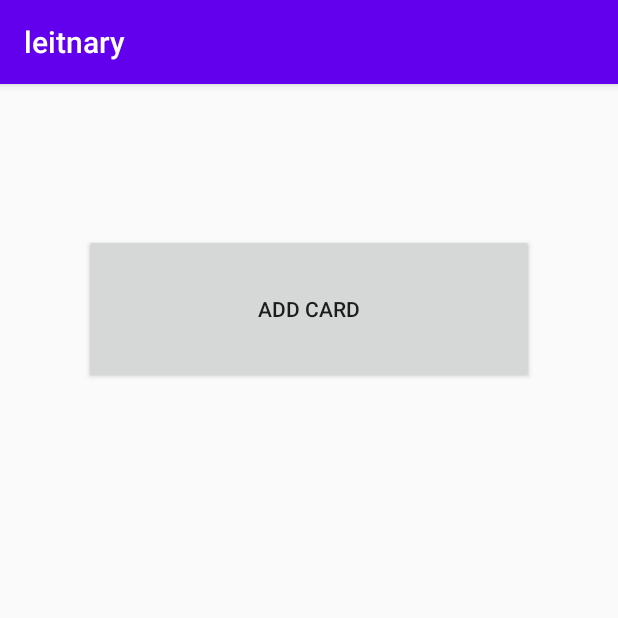
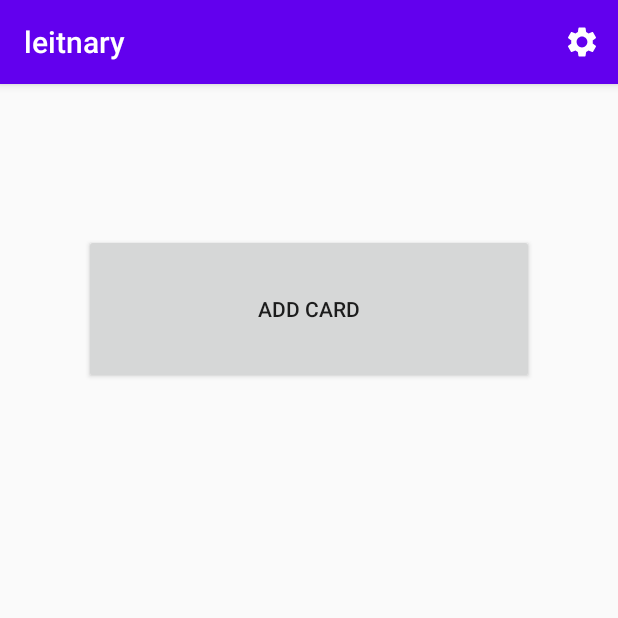
Before and after one commit to arshia2000/leitnary, an Android app: the screen it shows after launch (MainActivity), on a phone screen of 412 x 824 dp, the top half of it. Run offline under Robolectric (Android 15) with nearby library versions, the phone set to English and light mode, and no system bars.

Commit message:
setting sss

```diff
--- a/app/src/main/java/com/avmhl/leitnary/MainActivity.java
+++ b/app/src/main/java/com/avmhl/leitnary/MainActivity.java
@@ -1,9 +1,12 @@
 package com.avmhl.leitnary;
 
+import androidx.annotation.NonNull;
 import androidx.appcompat.app.AppCompatActivity;
 
 import android.content.Intent;
 import android.os.Bundle;
+import android.view.Menu;
+import android.view.MenuItem;
 import android.view.View;
 import android.widget.Button;
 import android.widget.Toast;
@@ -11,30 +14,55 @@ import android.widget.Toast;
 import com.avmhl.leitnary.database.CardsDbHelper;
 import com.avmhl.leitnary.entity.Card;
 import com.avmhl.leitnary.ui.AddCard;
+import com.avmhl.leitnary.ui.setting;
 
 public class MainActivity extends AppCompatActivity {
 
 
     Button addCardButton;
+
     @Override
     protected void onCreate(Bundle savedInstanceState) {
         super.onCreate(savedInstanceState);
         setContentView(R.layout.activity_main);
 
-     init();
+        init();
 
 
     }
 
-    private void init(){
-        addCardButton=findViewById(R.id.btn_addcard);
-        CardsDbHelper cardsDbHelper=new CardsDbHelper(MainActivity.this);
-       // cardsDbHelper.insert(new Card(0,"",""," ","fjfj","fjf","fhfj","","","","",""));
-        Toast.makeText(MainActivity.this,"job done",Toast.LENGTH_LONG).show();
+    private void init() {
+        addCardButton = findViewById(R.id.btn_addcard);
+        CardsDbHelper cardsDbHelper = new CardsDbHelper(MainActivity.this);
+        // cardsDbHelper.insert(new Card(0,"",""," ","fjfj","fjf","fhfj","","","","",""));
+        Toast.makeText(MainActivity.this, "job done", Toast.LENGTH_LONG).show();
     }
 
     public void addCardClick(View view) {
-        Intent intent=new Intent(MainActivity.this, AddCard.class);
+        Intent intent = new Intent(MainActivity.this, AddCard.class);
         startActivity(intent);
     }
-}
+
+
+    @Override
+    public boolean onCreateOptionsMenu(Menu menu) {
+        getMenuInflater().inflate(R.menu.menu, menu);
+        return super.onCreateOptionsMenu(menu);
+    }
+
+    @Override
+    public boolean onOptionsItemSelected(@NonNull MenuItem item) {
+
+        switch (item.getItemId()) {
+            case R.id.order_badge: {
+                Intent intent = new Intent(MainActivity.this, setting.class);
+                startActivity(intent);
+                break;
+            }
+
+        }
+            return super.onOptionsItemSelected(item);
+        }
+
+
+    }
--- a/app/src/main/java/com/avmhl/leitnary/view/SplashView.java
+++ b/app/src/main/java/com/avmhl/leitnary/view/SplashView.java
@@ -51,7 +51,7 @@ public class SplashView extends View {
 
         Paint paint = new Paint();
 
-        Bitmap bitmap = BitmapFactory.decodeResource(getResources(), R.drawable.digicala_icon);
+        Bitmap bitmap = BitmapFactory.decodeResource(getResources(), R.drawable.fg);
         int image_width = bitmap.getWidth();
         int image_height = bitmap.getHeight();
 
--- /dev/null
+++ b/app/src/main/res/drawable/ic_baseline_build_24.xml
@@ -0,0 +1,5 @@
+<vector android:height="24dp" android:tint="#DDBF02"
+    android:viewportHeight="24" android:viewportWidth="24"
+    android:width="24dp" xmlns:android="http://schemas.android.com/apk/res/android">
+    <path android:fillColor="@android:color/white" android:pathData="M22.7,19l-9.1,-9.1c0.9,-2.3 0.4,-5 -1.5,-6.9 -2,-2 -5,-2.4 -7.4,-1.3L9,6 6,9 1.6,4.7C0.4,7.1 0.9,10.1 2.9,12.1c1.9,1.9 4.6,2.4 6.9,1.5l9.1,9.1c0.4,0.4 1,0.4 1.4,0l2.3,-2.3c0.5,-0.4 0.5,-1.1 0.1,-1.4z"/>
+</vector>
--- /dev/null
+++ b/app/src/main/res/drawable/ic_baseline_settings_24.xml
@@ -0,0 +1,10 @@
+<vector xmlns:android="http://schemas.android.com/apk/res/android"
+    android:width="24dp"
+    android:height="24dp"
+    android:viewportWidth="24"
+    android:viewportHeight="24"
+    android:tint="?attr/colorControlNormal">
+  <path
+      android:fillColor="@android:color/white"
+      android:pathData="M19.14,12.94c0.04,-0.3 0.06,-0.61 0.06,-0.94c0,-0.32 -0.02,-0.64 -0.07,-0.94l2.03,-1.58c0.18,-0.14 0.23,-0.41 0.12,-0.61l-1.92,-3.32c-0.12,-0.22 -0.37,-0.29 -0.59,-0.22l-2.39,0.96c-0.5,-0.38 -1.03,-0.7 -1.62,-0.94L14.4,2.81c-0.04,-0.24 -0.24,-0.41 -0.48,-0.41h-3.84c-0.24,0 -0.43,0.17 -0.47,0.41L9.25,5.35C8.66,5.59 8.12,5.92 7.63,6.29L5.24,5.33c-0.22,-0.08 -0.47,0 -0.59,0.22L2.74,8.87C2.62,9.08 2.66,9.34 2.86,9.48l2.03,1.58C4.84,11.36 4.8,11.69 4.8,12s0.02,0.64 0.07,0.94l-2.03,1.58c-0.18,0.14 -0.23,0.41 -0.12,0.61l1.92,3.32c0.12,0.22 0.37,0.29 0.59,0.22l2.39,-0.96c0.5,0.38 1.03,0.7 1.62,0.94l0.36,2.54c0.05,0.24 0.24,0.41 0.48,0.41h3.84c0.24,0 0.44,-0.17 0.47,-0.41l0.36,-2.54c0.59,-0.24 1.13,-0.56 1.62,-0.94l2.39,0.96c0.22,0.08 0.47,0 0.59,-0.22l1.92,-3.32c0.12,-0.22 0.07,-0.47 -0.12,-0.61L19.14,12.94zM12,15.6c-1.98,0 -3.6,-1.62 -3.6,-3.6s1.62,-3.6 3.6,-3.6s3.6,1.62 3.6,3.6S13.98,15.6 12,15.6z"/>
+</vector>
--- /dev/null
+++ b/app/src/main/res/menu/menu.xml
@@ -0,0 +1,15 @@
+<?xml version="1.0" encoding="utf-8"?>
+<menu xmlns:android="http://schemas.android.com/apk/res/android"
+    xmlns:app="http://schemas.android.com/apk/res-auto">
+
+
+    <item
+        android:id="@+id/order_badge"
+        app:showAsAction="always"
+       android:icon="@drawable/ic_baseline_settings_24"
+        android:title="TODO" />
+
+
+
+
+</menu>
```
Also changed, not shown: app/src/main/java/com/avmhl/leitnary/ui/setting.java (added, +37 -0 lines), app/src/main/res/layout/setting.xml (added, +120 -0 lines), app/src/main/res/drawable-v24/fg.jpg (added), app/src/main/res/drawable/fg.jpg (added).
